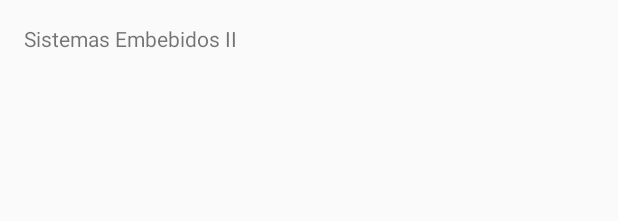
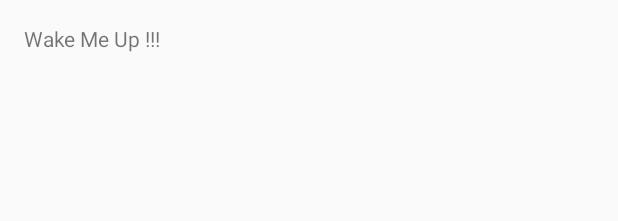
Before and after one commit to feras23/SistemasEmbebidosII, an Android app: the layout activity_main.xml on its own in the app's theme, with its tools: preview values and no code run, on a phone screen of 412 x 824 dp. Shown: the top 221 px of the screen. Run offline under Robolectric (Android 15) with nearby library versions, the phone set to English and light mode, and no system bars.

Commit message:
Cambio
Nombre de app Wake Me Up !!!

```diff
--- a/SistEmbebidosII/app/src/main/res/values/strings.xml
+++ b/SistEmbebidosII/app/src/main/res/values/strings.xml
@@ -1,7 +1,7 @@
 <?xml version="1.0" encoding="utf-8"?>
 <resources>
 
-    <string name="app_name">Sistemas Embebidos II</string>
+    <string name="app_name">Wake Me Up !!!</string>
     <string name="hello_world">Hello world!</string>
     <string name="action_settings">Settings</string>
 
```
